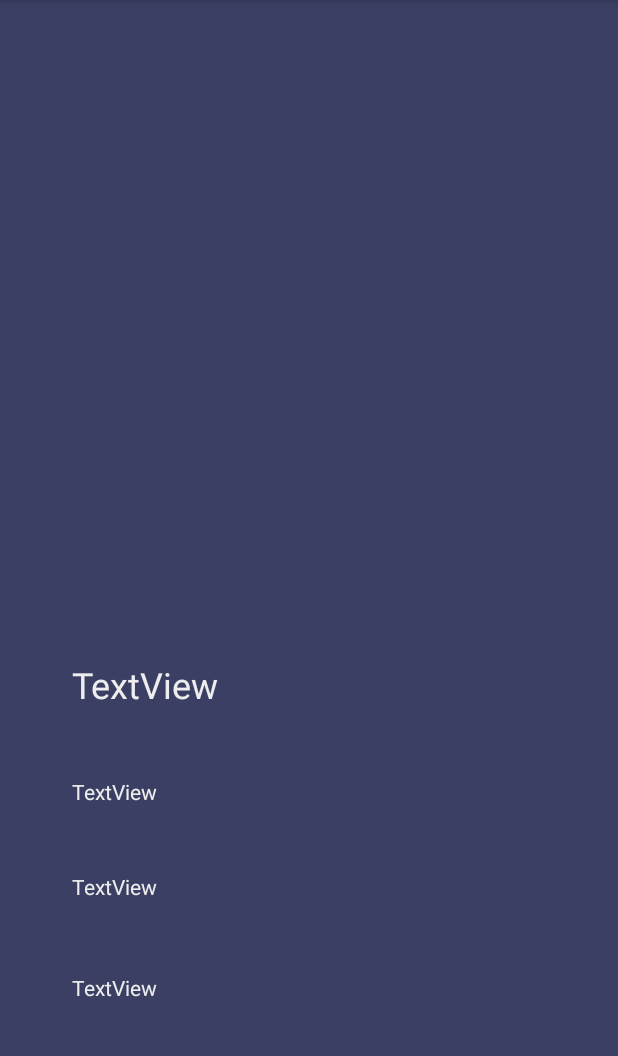
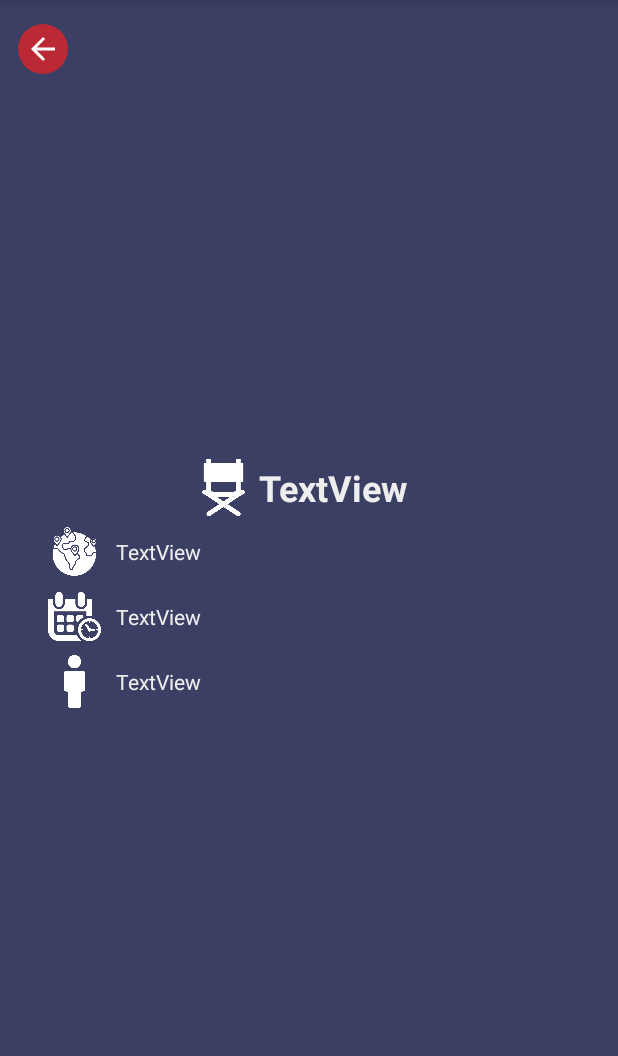
Before and after one commit to JesusMartinez20/TheVault, an Android app: the Staff screen opened directly, with no data from a screen before it, on a phone screen of 412 x 824 dp, the part 84-1140 px from its top. Run offline under Robolectric (Android 15) with nearby library versions, the phone set to English and light mode, and no system bars; our stand-ins replace Picasso; libraries missing offline, so code that uses them is left out: com.loopj.android, cz.msebera.android; pictures from the network do not load; 2 statements that could not run were skipped.

Commit message:
Iconos en staff agregados

```diff
--- a/app/src/main/java/com/example/thevault/Staff.java
+++ b/app/src/main/java/com/example/thevault/Staff.java
@@ -2,7 +2,9 @@ package com.example.thevault;
 
 import androidx.appcompat.app.AppCompatActivity;
 
+import android.content.Intent;
 import android.os.Bundle;
+import android.view.View;
 import android.widget.ImageView;
 import android.widget.TextView;
 import android.widget.Toast;
@@ -67,4 +69,8 @@ public class Staff extends AppCompatActivity {
                     }
                 });
     }
+
+    public void regresar(View view){
+        finish();
+    }
 }
--- a/app/src/main/res/layout/activity_staff.xml
+++ b/app/src/main/res/layout/activity_staff.xml
@@ -7,66 +7,141 @@
     android:background="@color/primario_oscuro"
     tools:context=".Staff">
 
+    <ImageButton
+        android:id="@+id/btnRegresar"
+        android:layout_width="wrap_content"
+        android:layout_height="wrap_content"
+        android:layout_marginStart="12dp"
+        android:layout_marginLeft="12dp"
+        android:layout_marginTop="16dp"
+        android:background="@drawable/circle_button"
+        android:onClick="regresar"
+        android:tint="#FFFFFF"
+        app:layout_constraintStart_toStartOf="parent"
+        app:layout_constraintTop_toTopOf="parent"
+        app:srcCompat="@drawable/regresar" />
+
     <ImageView
         android:id="@+id/imagen"
         android:layout_width="match_parent"
-        android:layout_height="400dp"
-        android:layout_marginTop="40dp"
+        android:layout_height="270dp"
+        android:layout_marginTop="30dp"
         android:layout_weight="1"
         android:paddingBottom="30dp"
+        android:radius="11dp"
         android:scaleType="fitCenter"
         app:layout_constraintEnd_toEndOf="parent"
-        app:layout_constraintTop_toTopOf="parent"
-        android:radius="11dp"
-        />
+        app:layout_constraintTop_toTopOf="parent" />
 
-    <TextView
-        android:id="@+id/nombre"
-        android:layout_width="312dp"
-        android:layout_height="50dp"
-        android:layout_marginStart="48dp"
-        android:layout_marginLeft="48dp"
-        android:layout_marginTop="0dp"
-        android:text="TextView"
-        android:textColor="#eeeeee"
-        android:textSize="24sp"
-        app:layout_constraintStart_toStartOf="parent"
-        app:layout_constraintTop_toBottomOf="@id/imagen" />
-
-    <TextView
-        android:id="@+id/nacimiento"
+    <LinearLayout
+        android:id="@+id/linearLayout4"
         android:layout_width="wrap_content"
         android:layout_height="wrap_content"
-        android:layout_marginStart="48dp"
-        android:layout_marginLeft="48dp"
-        android:layout_marginTop="44dp"
-        android:text="TextView"
-        android:textColor="#eeeeee"
+        android:gravity="center_vertical"
+        android:orientation="horizontal"
+        app:layout_constraintEnd_toEndOf="parent"
         app:layout_constraintStart_toStartOf="parent"
-        app:layout_constraintTop_toBottomOf="@+id/nacionalidad" />
+        app:layout_constraintTop_toBottomOf="@+id/imagen">
 
-    <TextView
-        android:id="@+id/nacionalidad"
+        <ImageView
+            android:id="@+id/imageView4"
+            android:layout_width="47dp"
+            android:layout_height="39dp"
+            android:layout_weight="1"
+            android:tint="@color/white"
+            app:srcCompat="@mipmap/actor" />
+
+        <TextView
+            android:id="@+id/nombre"
+            android:layout_width="wrap_content"
+            android:layout_height="50dp"
+            android:layout_marginRight="15dp"
+            android:gravity="center_vertical"
+            android:text="TextView"
+            android:textColor="#eeeeee"
+            android:textSize="24sp"
+            android:textStyle="bold" />
+    </LinearLayout>
+
+    <LinearLayout
+        android:id="@+id/linearLayout5"
         android:layout_width="wrap_content"
         android:layout_height="wrap_content"
-        android:layout_marginStart="48dp"
-        android:layout_marginLeft="48dp"
-        android:layout_marginTop="28dp"
-        android:text="TextView"
-        android:textColor="#eeeeee"
+        android:layout_marginLeft="32dp"
+        android:gravity="center_vertical"
+        android:orientation="horizontal"
         app:layout_constraintStart_toStartOf="parent"
-        app:layout_constraintTop_toBottomOf="@+id/nombre" />
+        app:layout_constraintTop_toBottomOf="@+id/linearLayout4">
 
-    <TextView
-        android:id="@+id/sexo"
+        <ImageView
+            android:id="@+id/imageView5"
+            android:layout_width="35dp"
+            android:layout_height="35dp"
+            android:tint="@color/white"
+            app:srcCompat="@mipmap/ubicacion" />
+
+        <TextView
+            android:id="@+id/nacionalidad"
+            android:layout_width="wrap_content"
+            android:layout_height="wrap_content"
+            android:layout_marginLeft="10dp"
+            android:text="TextView"
+            android:textColor="#eeeeee" />
+
+    </LinearLayout>
+
+    <LinearLayout
         android:layout_width="wrap_content"
         android:layout_height="wrap_content"
-        android:layout_marginStart="48dp"
-        android:layout_marginLeft="48dp"
-        android:layout_marginTop="48dp"
-        android:text="TextView"
-        android:textColor="#eeeeee"
+        android:layout_marginLeft="32dp"
+        android:layout_marginTop="8dp"
+        android:gravity="center_vertical"
+        android:orientation="horizontal"
         app:layout_constraintStart_toStartOf="parent"
-        app:layout_constraintTop_toBottomOf="@+id/nacimiento" />
+        app:layout_constraintTop_toBottomOf="@+id/linearLayout6">
+
+        <ImageView
+            android:id="@+id/imageView7"
+            android:layout_width="35dp"
+            android:layout_height="35dp"
+            android:tint="@color/white"
+            app:srcCompat="@mipmap/persona" />
+
+        <TextView
+            android:id="@+id/sexo"
+            android:layout_width="wrap_content"
+            android:layout_height="wrap_content"
+            android:layout_marginLeft="10dp"
+            android:text="TextView"
+            android:textColor="#eeeeee" />
+
+    </LinearLayout>
+
+    <LinearLayout
+        android:id="@+id/linearLayout6"
+        android:layout_width="wrap_content"
+        android:layout_height="wrap_content"
+        android:layout_marginLeft="32dp"
+        android:layout_marginTop="8dp"
+        android:gravity="center_vertical"
+        android:orientation="horizontal"
+        app:layout_constraintStart_toStartOf="parent"
+        app:layout_constraintTop_toBottomOf="@+id/linearLayout5">
+
+        <ImageView
+            android:id="@+id/imageView6"
+            android:layout_width="35dp"
+            android:layout_height="35dp"
+            android:tint="@color/white"
+            app:srcCompat="@mipmap/anio" />
+
+        <TextView
+            android:id="@+id/nacimiento"
+            android:layout_width="wrap_content"
+            android:layout_height="wrap_content"
+            android:layout_marginLeft="10dp"
+            android:text="TextView"
+            android:textColor="#eeeeee" />
+    </LinearLayout>
 
 </androidx.constraintlayout.widget.ConstraintLayout>
```
Also changed, not shown: app/src/main/res/mipmap-xhdpi/actor.png (added), app/src/main/res/mipmap-xhdpi/persona.png (added), app/src/main/res/mipmap-xhdpi/ubicacion.png (added).
